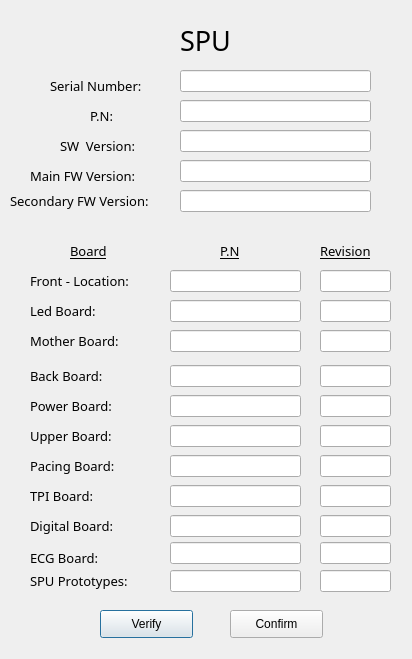
First picture: the form in Code/Forms/spu_dialog.ui, repository EranYonai/Auto-Baseline, before the edit.
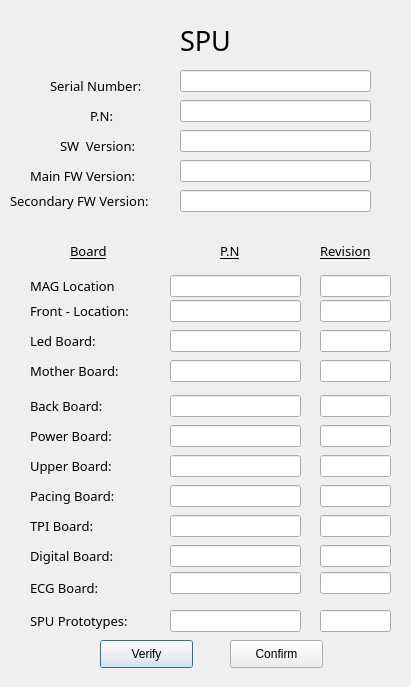
Second picture: the form after the edit.

What changed in the file:
```diff
--- a/Code/Forms/spu_dialog.ui
+++ b/Code/Forms/spu_dialog.ui
@@ -6,8 +6,8 @@
    <rect>
     <x>0</x>
     <y>0</y>
-    <width>412</width>
-    <height>659</height>
+    <width>411</width>
+    <height>687</height>
    </rect>
   </property>
   <property name="windowTitle">
@@ -241,7 +241,7 @@
    <property name="geometry">
     <rect>
      <x>30</x>
-     <y>265</y>
+     <y>295</y>
      <width>131</width>
      <height>31</height>
     </rect>
@@ -260,7 +260,7 @@
    <property name="geometry">
     <rect>
      <x>170</x>
-     <y>270</y>
+     <y>300</y>
      <width>131</width>
      <height>22</height>
     </rect>
@@ -270,7 +270,7 @@
    <property name="geometry">
     <rect>
      <x>320</x>
-     <y>270</y>
+     <y>300</y>
      <width>71</width>
      <height>22</height>
     </rect>
@@ -280,7 +280,7 @@
    <property name="geometry">
     <rect>
      <x>30</x>
-     <y>295</y>
+     <y>325</y>
      <width>131</width>
      <height>31</height>
     </rect>
@@ -299,7 +299,7 @@
    <property name="geometry">
     <rect>
      <x>170</x>
-     <y>300</y>
+     <y>330</y>
      <width>131</width>
      <height>22</height>
     </rect>
@@ -309,7 +309,7 @@
    <property name="geometry">
     <rect>
      <x>320</x>
-     <y>300</y>
+     <y>330</y>
      <width>71</width>
      <height>22</height>
     </rect>
@@ -319,7 +319,7 @@
    <property name="geometry">
     <rect>
      <x>30</x>
-     <y>325</y>
+     <y>355</y>
      <width>131</width>
      <height>31</height>
     </rect>
@@ -338,7 +338,7 @@
    <property name="geometry">
     <rect>
      <x>170</x>
-     <y>330</y>
+     <y>360</y>
      <width>131</width>
      <height>22</height>
     </rect>
@@ -348,7 +348,7 @@
    <property name="geometry">
     <rect>
      <x>320</x>
-     <y>330</y>
+     <y>360</y>
      <width>71</width>
      <height>22</height>
     </rect>
@@ -358,7 +358,7 @@
    <property name="geometry">
     <rect>
      <x>30</x>
-     <y>360</y>
+     <y>390</y>
      <width>131</width>
      <height>31</height>
     </rect>
@@ -377,7 +377,7 @@
    <property name="geometry">
     <rect>
      <x>320</x>
-     <y>395</y>
+     <y>425</y>
      <width>71</width>
      <height>22</height>
     </rect>
@@ -387,7 +387,7 @@
    <property name="geometry">
     <rect>
      <x>170</x>
-     <y>395</y>
+     <y>425</y>
      <width>131</width>
      <height>22</height>
     </rect>
@@ -397,7 +397,7 @@
    <property name="geometry">
     <rect>
      <x>170</x>
-     <y>365</y>
+     <y>395</y>
      <width>131</width>
      <height>22</height>
     </rect>
@@ -407,7 +407,7 @@
    <property name="geometry">
     <rect>
      <x>170</x>
-     <y>425</y>
+     <y>455</y>
      <width>131</width>
      <height>22</height>
     </rect>
@@ -417,7 +417,7 @@
    <property name="geometry">
     <rect>
      <x>320</x>
-     <y>425</y>
+     <y>455</y>
      <width>71</width>
      <height>22</height>
     </rect>
@@ -427,7 +427,7 @@
    <property name="geometry">
     <rect>
      <x>30</x>
-     <y>390</y>
+     <y>420</y>
      <width>131</width>
      <height>31</height>
     </rect>
@@ -446,7 +446,7 @@
    <property name="geometry">
     <rect>
      <x>320</x>
-     <y>365</y>
+     <y>395</y>
      <width>71</width>
      <height>22</height>
     </rect>
@@ -456,7 +456,7 @@
    <property name="geometry">
     <rect>
      <x>30</x>
-     <y>420</y>
+     <y>450</y>
      <width>131</width>
      <height>31</height>
     </rect>
@@ -475,7 +475,7 @@
    <property name="geometry">
     <rect>
      <x>30</x>
-     <y>450</y>
+     <y>480</y>
      <width>131</width>
      <height>31</height>
     </rect>
@@ -494,7 +494,7 @@
    <property name="geometry">
     <rect>
      <x>320</x>
-     <y>485</y>
+     <y>515</y>
      <width>71</width>
      <height>22</height>
     </rect>
@@ -504,7 +504,7 @@
    <property name="geometry">
     <rect>
      <x>170</x>
-     <y>485</y>
+     <y>515</y>
      <width>131</width>
      <height>22</height>
     </rect>
@@ -514,7 +514,7 @@
    <property name="geometry">
     <rect>
      <x>170</x>
-     <y>455</y>
+     <y>485</y>
      <width>131</width>
      <height>22</height>
     </rect>
@@ -524,7 +524,7 @@
    <property name="geometry">
     <rect>
      <x>170</x>
-     <y>515</y>
+     <y>545</y>
      <width>131</width>
      <height>22</height>
     </rect>
@@ -534,7 +534,7 @@
    <property name="geometry">
     <rect>
      <x>320</x>
-     <y>515</y>
+     <y>545</y>
      <width>71</width>
      <height>22</height>
     </rect>
@@ -544,7 +544,7 @@
    <property name="geometry">
     <rect>
      <x>30</x>
-     <y>480</y>
+     <y>510</y>
      <width>131</width>
      <height>31</height>
     </rect>
@@ -563,7 +563,7 @@
    <property name="geometry">
     <rect>
      <x>320</x>
-     <y>455</y>
+     <y>485</y>
      <width>71</width>
      <height>22</height>
     </rect>
@@ -573,7 +573,7 @@
    <property name="geometry">
     <rect>
      <x>30</x>
-     <y>510</y>
+     <y>540</y>
      <width>131</width>
      <height>31</height>
     </rect>
@@ -592,7 +592,7 @@
    <property name="geometry">
     <rect>
      <x>30</x>
-     <y>542</y>
+     <y>572</y>
      <width>131</width>
      <height>31</height>
     </rect>
@@ -611,7 +611,7 @@
    <property name="geometry">
     <rect>
      <x>320</x>
-     <y>542</y>
+     <y>572</y>
      <width>71</width>
      <height>22</height>
     </rect>
@@ -621,7 +621,7 @@
    <property name="geometry">
     <rect>
      <x>170</x>
-     <y>542</y>
+     <y>572</y>
      <width>131</width>
      <height>22</height>
     </rect>
@@ -631,7 +631,7 @@
    <property name="geometry">
     <rect>
      <x>30</x>
-     <y>565</y>
+     <y>605</y>
      <width>131</width>
      <height>31</height>
     </rect>
@@ -650,7 +650,7 @@
    <property name="geometry">
     <rect>
      <x>320</x>
-     <y>570</y>
+     <y>610</y>
      <width>71</width>
      <height>22</height>
     </rect>
@@ -660,7 +660,7 @@
    <property name="geometry">
     <rect>
      <x>170</x>
-     <y>570</y>
+     <y>610</y>
      <width>131</width>
      <height>22</height>
     </rect>
@@ -670,7 +670,7 @@
    <property name="geometry">
     <rect>
      <x>100</x>
-     <y>610</y>
+     <y>640</y>
      <width>93</width>
      <height>28</height>
     </rect>
@@ -683,7 +683,7 @@
    <property name="geometry">
     <rect>
      <x>230</x>
-     <y>610</y>
+     <y>640</y>
      <width>93</width>
      <height>28</height>
     </rect>
@@ -692,6 +692,51 @@
     <string>Confirm</string>
    </property>
   </widget>
+  <widget class="QLineEdit" name="macloc_text_rev">
+   <property name="geometry">
+    <rect>
+     <x>320</x>
+     <y>275</y>
+     <width>71</width>
+     <height>22</height>
+    </rect>
+   </property>
+   <property name="text">
+    <string/>
+   </property>
+  </widget>
+  <widget class="QLineEdit" name="macloc_text">
+   <property name="geometry">
+    <rect>
+     <x>170</x>
+     <y>275</y>
+     <width>131</width>
+     <height>22</height>
+    </rect>
+   </property>
+   <property name="text">
+    <string/>
+   </property>
+  </widget>
+  <widget class="QLabel" name="label_19">
+   <property name="geometry">
+    <rect>
+     <x>30</x>
+     <y>270</y>
+     <width>131</width>
+     <height>31</height>
+    </rect>
+   </property>
+   <property name="font">
+    <font>
+     <family>Product Sans Light</family>
+     <pointsize>10</pointsize>
+    </font>
+   </property>
+   <property name="text">
+    <string>MAG Location</string>
+   </property>
+  </widget>
  </widget>
  <tabstops>
   <tabstop>sn_text</tabstop>
```
Left out of the diff: 2 changed lines with no effect on the pictures.
